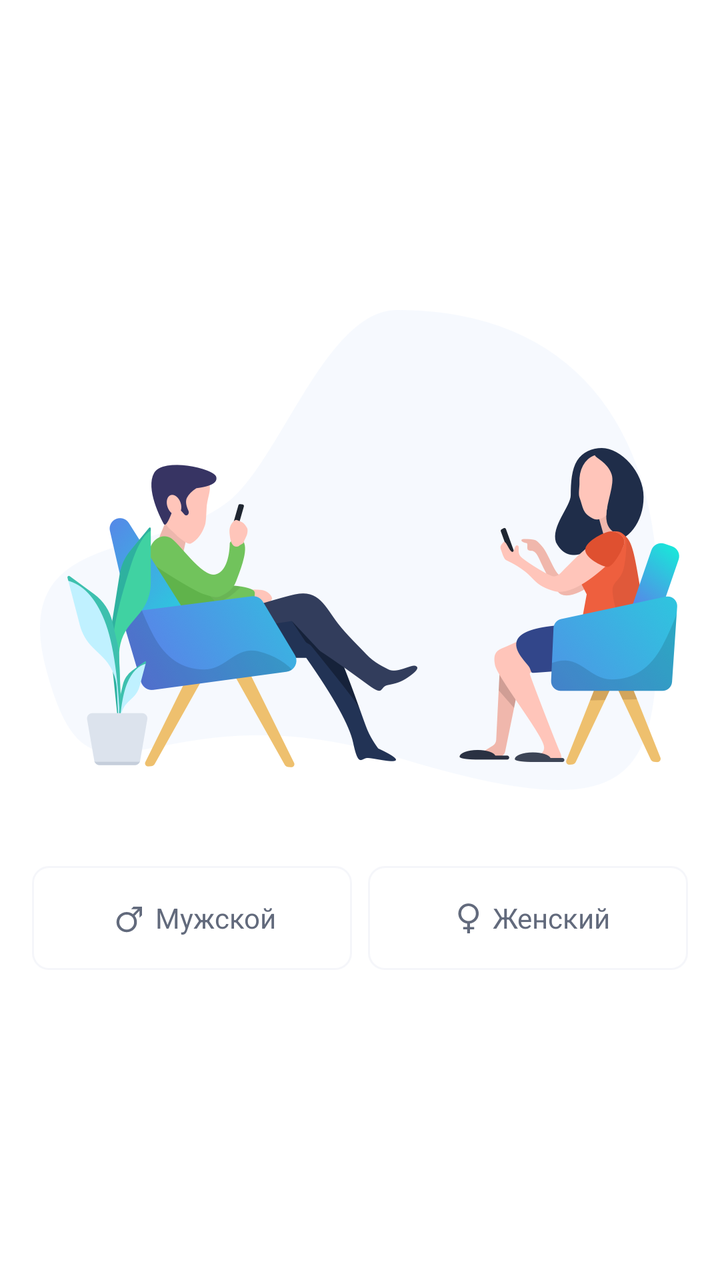
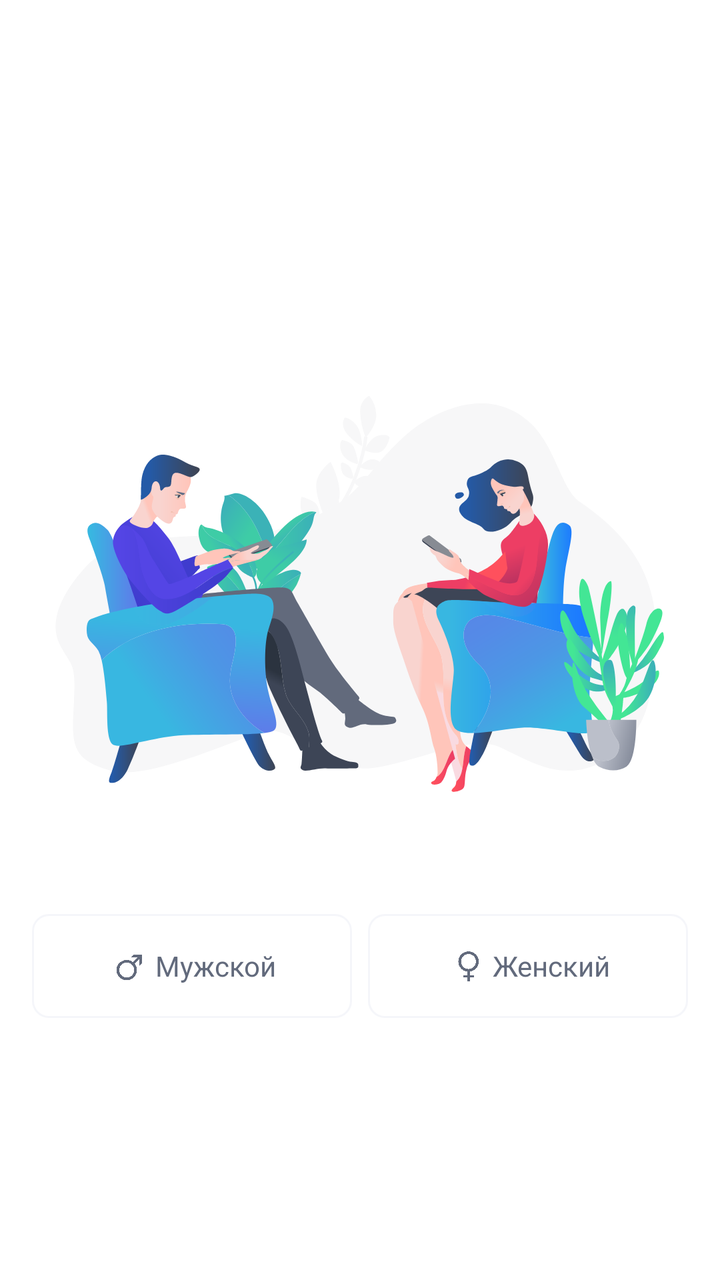

Screens rendered from an Android XML layout before and after an edit, with the pre-edit source and the edit as a unified diff.
<!-- AndroidManifest.xml: another module's application theme AppTheme -->
<!-- res/layout/item_onboarding_gender.xml -->
<?xml version="1.0" encoding="utf-8"?>
<android.support.constraint.ConstraintLayout xmlns:android="http://schemas.android.com/apk/res/android"
    xmlns:app="http://schemas.android.com/apk/res-auto"
    android:layout_width="match_parent"
    android:layout_height="match_parent">

    <android.support.v7.widget.AppCompatImageView
        android:id="@+id/genderIconView"
        android:layout_width="wrap_content"
        android:layout_height="wrap_content"
        android:layout_marginStart="16dp"
        android:layout_marginEnd="16dp"
        app:layout_constraintBottom_toTopOf="@+id/genderMaleView"
        app:layout_constraintDimensionRatio="4:3"
        app:layout_constraintEnd_toEndOf="parent"
        app:layout_constraintStart_toStartOf="parent"
        app:layout_constraintTop_toTopOf="parent"
        app:layout_constraintVertical_chainStyle="packed"
        app:srcCompat="@drawable/ic_gender" />

    <LinearLayout
        android:id="@+id/genderMaleView"
        style="@style/Button.Small.Blue"
        android:layout_width="0dp"
        android:layout_height="wrap_content"
        android:layout_marginStart="16dp"
        android:layout_marginTop="38dp"
        android:layout_marginEnd="4dp"
        android:orientation="horizontal"
        app:layout_constraintBottom_toBottomOf="parent"
        app:layout_constraintEnd_toStartOf="@+id/genderFemaleView"
        app:layout_constraintStart_toStartOf="parent"
        app:layout_constraintTop_toBottomOf="@+id/genderIconView">

        <android.support.v7.widget.AppCompatImageView
            android:layout_width="22dp"
            android:layout_height="wrap_content"
            android:layout_gravity="center_vertical"
            android:duplicateParentState="true"
            app:srcCompat="@drawable/selector_male_icon" />

        <android.support.v7.widget.AppCompatTextView
            style="style/Typography.Button.Small.Text.Light"
            android:layout_width="wrap_content"
            android:layout_height="wrap_content"
            android:layout_gravity="center_vertical"
            android:layout_marginStart="2dp"
            android:duplicateParentState="true"
            android:text="@string/on_boarding_gender_male"
            android:textColor="@color/button_small_light_text_color" />

    </LinearLayout>

    <LinearLayout
        android:id="@+id/genderFemaleView"
        style="@style/Button.Small.Blue"
        android:layout_width="0dp"
        android:layout_height="wrap_content"
        android:layout_marginStart="4dp"
        android:layout_marginEnd="16dp"
        android:orientation="horizontal"
        app:layout_constraintEnd_toEndOf="parent"
        app:layout_constraintStart_toEndOf="@+id/genderMaleView"
        app:layout_constraintTop_toTopOf="@+id/genderMaleView">

        <android.support.v7.widget.AppCompatImageView
            android:layout_width="22dp"
            android:layout_height="wrap_content"
            android:layout_gravity="center_vertical"
            android:duplicateParentState="true"
            app:srcCompat="@drawable/selector_female_icon" />

        <android.support.v7.widget.AppCompatTextView
            style="style/Typography.Button.Small.Text.Light"
            android:layout_width="wrap_content"
            android:layout_height="wrap_content"
            android:layout_gravity="center_vertical"
            android:layout_marginStart="2dp"
            android:duplicateParentState="true"
            android:text="@string/on_boarding_gender_female"
            android:textColor="@color/button_small_light_text_color" />
    </LinearLayout>


</android.support.constraint.ConstraintLayout>
<!-- resources referenced by this layout -->
<resources>
  <!-- drawable ic_gender: png bitmap (drawable-hdpi, 64893 bytes) -->
  <!-- drawable selector_female_icon (drawable) -->
  <?xml version="1.0" encoding="utf-8"?>
  <selector xmlns:android="http://schemas.android.com/apk/res/android">
      <item android:drawable="@drawable/ic_female_selected" android:state_selected="true"/>
      <item android:drawable="@drawable/ic_female" />
  </selector>
  <!-- drawable selector_male_icon (drawable) -->
  <?xml version="1.0" encoding="utf-8"?>
  <selector xmlns:android="http://schemas.android.com/apk/res/android">
      <item android:drawable="@drawable/ic_male_selected" android:state_selected="true"/>
      <item android:drawable="@drawable/ic_male" />
  </selector>
  <string name="on_boarding_gender_female">Женский</string>
  <string name="on_boarding_gender_male">Мужской</string>
  <style name="Button.Small.Blue" parent="Button.Small.Light">
          <item name="android:background">@drawable/selector_button_small_blue</item>
      </style>
  <color name="colorPrimary">@color/white</color>
  <color name="colorPrimaryDark">#f3f2f2</color>
  <color name="colorAccent">@color/shade_g_green_a</color>
  <color name="color_window_background">@color/white</color>
  <style name="BottomSheetTransparentStyle" parent="Theme.Design.BottomSheetDialog">
          <item name="android:windowAnimationStyle">@null</item>
          <item name="android:colorBackground">@android:color/transparent</item>
          <item name="android:backgroundDimEnabled">false</item>
      </style>
  <style name="New.Button3.White">
          <item name="android:textColor">@color/white</item>
      </style>
  <color name="white">#ffffff</color>
  <style name="Typography.Button.Small.Text.Light" parent="Typography.Button.Small.Text">
          <item name="android:textColor">@color/button_small_light_text_color</item>
      </style>
  <!-- drawable selector_button_small_light (drawable) -->
  <?xml version="1.0" encoding="utf-8"?>
  <selector xmlns:android="http://schemas.android.com/apk/res/android">
      <item android:drawable="@drawable/bg_button_small_disabled" android:state_enabled="false" />
      <item android:drawable="@drawable/bg_button_small_light_pressed" android:state_pressed="true" />
      <item android:drawable="@drawable/bg_button_small_light_active" />
  </selector>
  <dimen name="small_button_width">160dp</dimen>
  <dimen name="small_button_padding">14dp</dimen>
  <!-- drawable bg_button_small_disabled (drawable) -->
  <?xml version="1.0" encoding="utf-8"?>
  <shape xmlns:android="http://schemas.android.com/apk/res/android"
      android:shape="rectangle">
      <solid android:color="@color/color_button_disabled" />
      <corners android:radius="@dimen/small_button_corners" />
  </shape>
  <color name="shade_g_green_a">#3ec9a8</color>
  <style name="Typography.Button.Small.Text" parent="Typography.Base.Roboto.Medium">
          <item name="android:textSize">@dimen/font_size_button_2</item>
          <item name="android:gravity">center_horizontal</item>
      </style>
  <dimen name="small_button_corners">8dp</dimen>
  <color name="color_button_small_blue_gradient_end">@color/g_purpur_b</color>
  <color name="color_button_small_blue_gradient_start">@color/g_purpur_a</color>
  <color name="color_button_disabled">@color/shade_black3</color>
  <color name="color_button_small_pressed">@color/shade_black3</color>
  <dimen name="small_button_border_width">1dp</dimen>
  <color name="color_button_small_border">@color/shade_black4</color>
  <color name="color_button_small_active">@color/white</color>
  <style name="Typography.Base.Roboto.Medium" parent="TextAppearance.AppCompat">
          <item name="android:fontFamily">@font/roboto_medium</item>
      </style>
  <dimen name="font_size_button_2">14sp</dimen>
  <color name="g_purpur_b">#6078ea</color>
  <color name="g_purpur_a">#17ead9</color>
  <color name="shade_black3">#e3e3e3</color>
  <color name="shade_black4">#f5f6fa</color>
  <!-- unchanged entries left out for length: 10 -->
</resources>

<!-- the commit's change to res/layout/item_onboarding_gender.xml (unified diff, before → after) -->
@@ -1,4 +1,3 @@
-<?xml version="1.0" encoding="utf-8"?>
 <android.support.constraint.ConstraintLayout xmlns:android="http://schemas.android.com/apk/res/android"
     xmlns:app="http://schemas.android.com/apk/res-auto"
     android:layout_width="match_parent"
@@ -6,12 +5,12 @@
 
     <android.support.v7.widget.AppCompatImageView
         android:id="@+id/genderIconView"
-        android:layout_width="wrap_content"
-        android:layout_height="wrap_content"
-        android:layout_marginStart="16dp"
-        android:layout_marginEnd="16dp"
+        android:layout_width="match_parent"
+        android:layout_height="0dp"
+        android:layout_marginStart="24dp"
+        android:layout_marginEnd="24dp"
         app:layout_constraintBottom_toTopOf="@+id/genderMaleView"
-        app:layout_constraintDimensionRatio="4:3"
+        app:layout_constraintDimensionRatio="w,1:1"
         app:layout_constraintEnd_toEndOf="parent"
         app:layout_constraintStart_toStartOf="parent"
         app:layout_constraintTop_toTopOf="parent"
@@ -24,7 +23,7 @@
         android:layout_width="0dp"
         android:layout_height="wrap_content"
         android:layout_marginStart="16dp"
-        android:layout_marginTop="38dp"
+        android:layout_marginTop="14dp"
         android:layout_marginEnd="4dp"
         android:orientation="horizontal"
         app:layout_constraintBottom_toBottomOf="parent"
<!-- resource entries referenced after the edit -->
@@ -1,6 +1,6 @@
 <!-- resources referenced by this layout -->
 <resources>
-  <!-- drawable ic_gender: png bitmap (drawable-hdpi, 64893 bytes) -->
+  <!-- drawable ic_gender: vector/xml drawable (drawable-nodpi, 78847 chars, omitted) -->
   <!-- drawable selector_female_icon (drawable) -->
   <?xml version="1.0" encoding="utf-8"?>
   <selector xmlns:android="http://schemas.android.com/apk/res/android">
